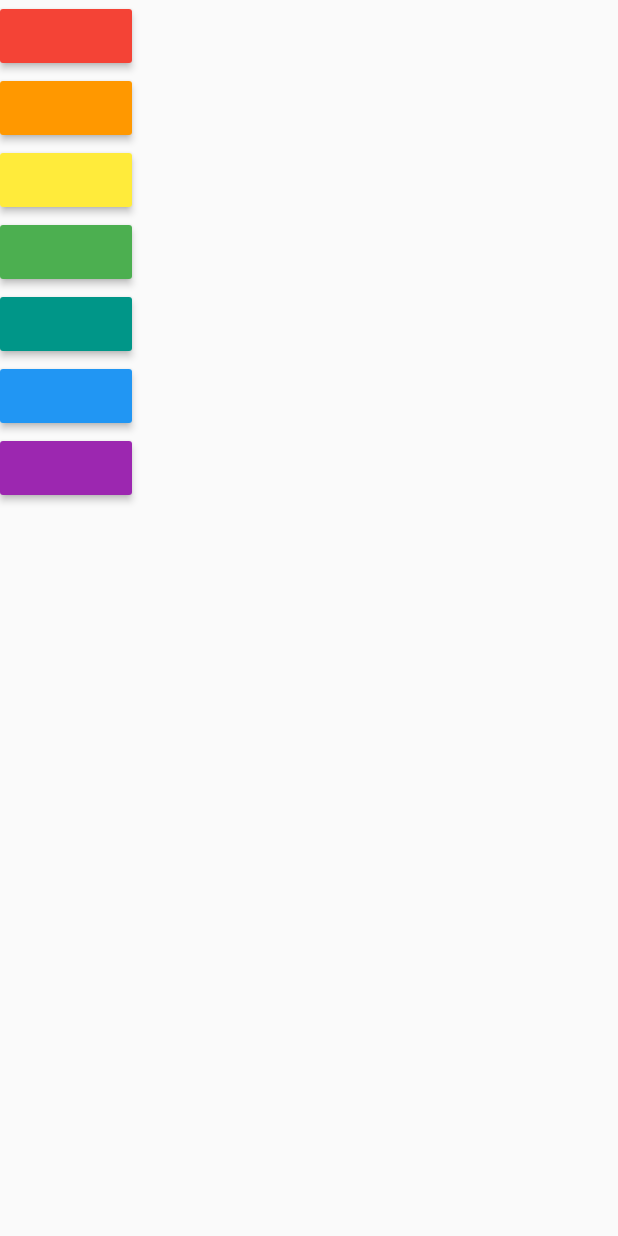
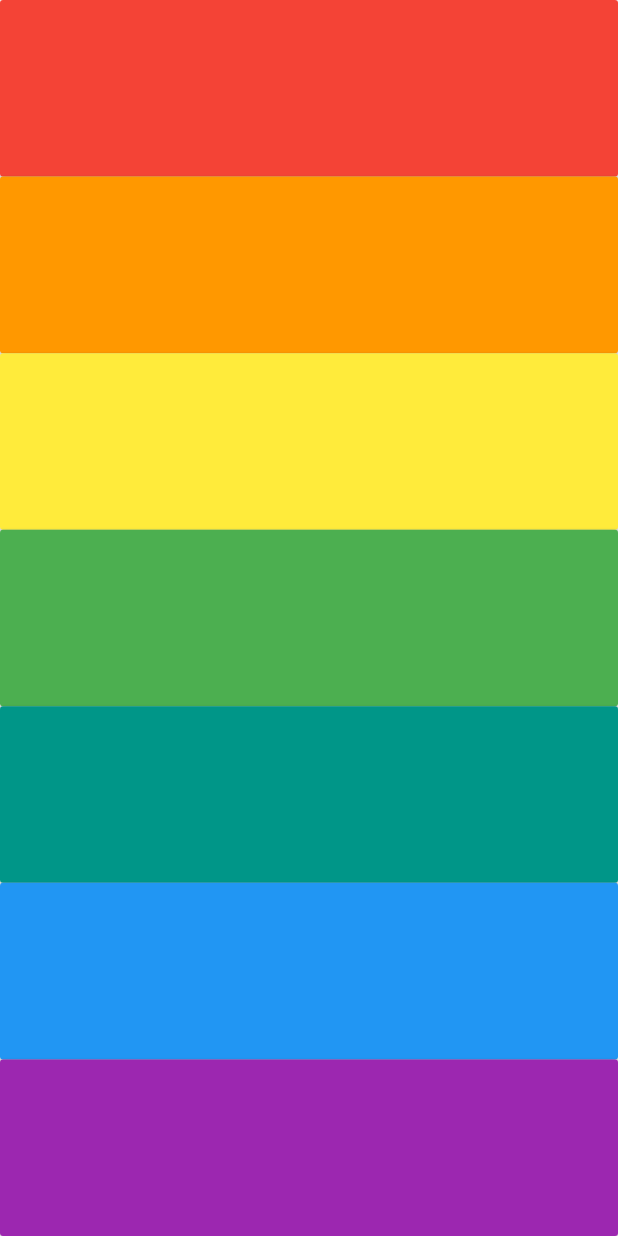
Before and after one commit to Wxze/xilofone_flutter, a Flutter app: the screen it shows after launch, on a phone screen of 412 x 824 dp. Run offline on Flutter 3.47's test engine with Material 2 defaults, Android fonts, the phone set to English and light mode, and no system bars; our stand-ins replace audioplayers.

Commit message:
Change buttons design

```diff
--- a/lib/main.dart
+++ b/lib/main.dart
@@ -13,6 +13,7 @@ class XylophoneApp extends StatelessWidget {
       home: Scaffold(
           body: SafeArea(
         child: Column(
+          crossAxisAlignment: CrossAxisAlignment.stretch,
           children: const [
             XyloButton(xyloButtonColor: Colors.red, soundPath: 'note1.wav'),
             XyloButton(xyloButtonColor: Colors.orange, soundPath: 'note2.wav'),
--- a/lib/xylobutton.dart
+++ b/lib/xylobutton.dart
@@ -10,13 +10,15 @@ class XyloButton extends StatelessWidget {
 
   @override
   Widget build(BuildContext context) {
-    return MaterialButton(
+    return Expanded(
+      child: MaterialButton(
         onPressed: () {
           final player = AudioPlayer();
           player.play(AssetSource(soundPath));
         },
         enableFeedback: false,
         color: xyloButtonColor,
+      ),
     );
   }
 }
```
Lines whose indentation alone changed are shown as unchanged.
